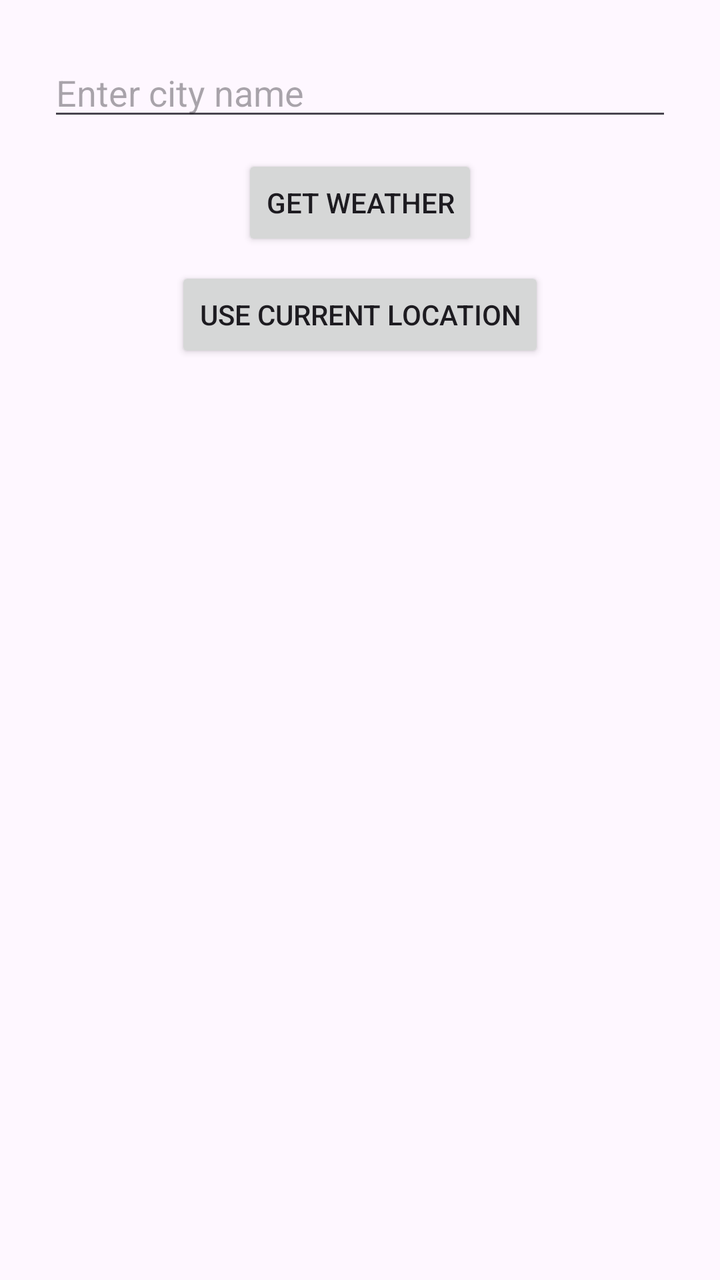
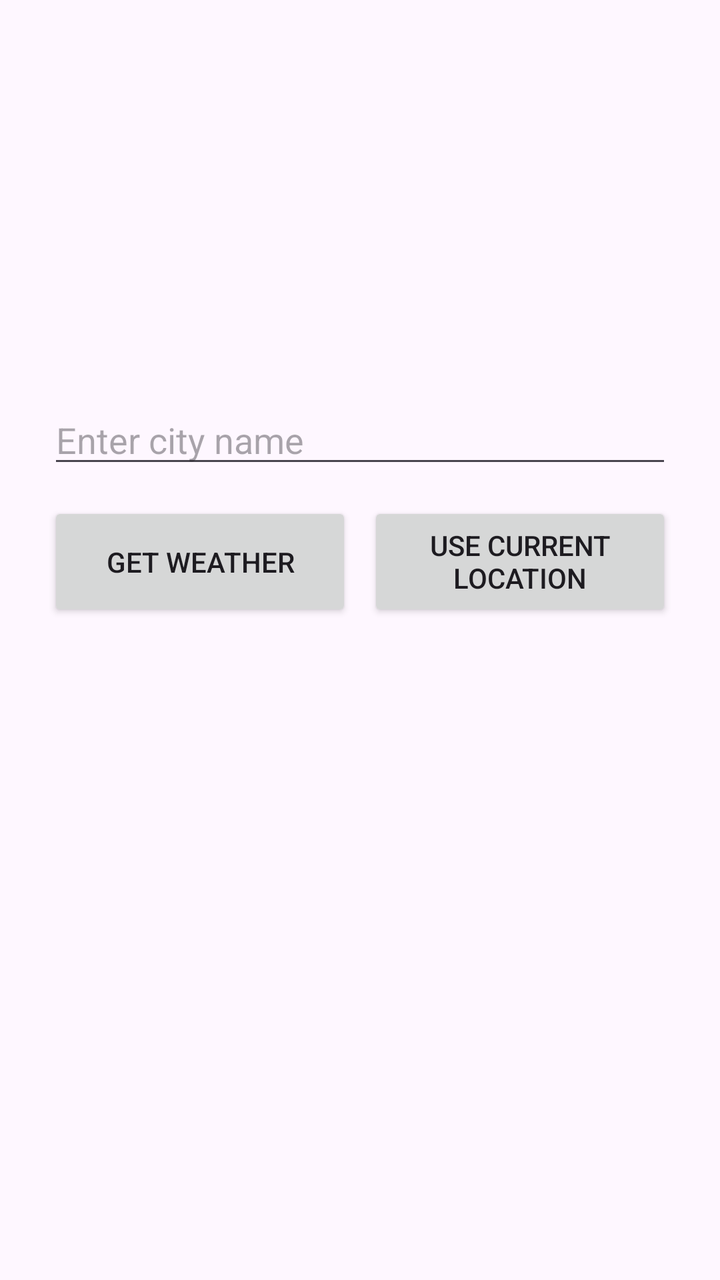

Compare the two renders of this Android layout. The source of the first and the diff that turns it into the second are given below.
<!-- AndroidManifest.xml: application theme Theme.SimpleWeatherApp -->
<!-- res/layout/activity_main.xml -->
<?xml version="1.0" encoding="utf-8"?>
<LinearLayout xmlns:android="http://schemas.android.com/apk/res/android"
    android:id="@+id/main"
    android:layout_width="match_parent"
    android:layout_height="match_parent"
    android:orientation="vertical"
    android:padding="24dp"
    android:gravity="center_horizontal">

    <EditText
        android:id="@+id/etCityName"
        android:layout_width="match_parent"
        android:layout_height="wrap_content"
        android:hint="Enter city name" />

    <Button
        android:id="@+id/btnGetWeather"
        android:layout_width="wrap_content"
        android:layout_height="wrap_content"
        android:layout_marginTop="12dp"
        android:text="Get Weather" />

    
    
    <Button
        android:id="@+id/btnUseLocation"
        android:layout_width="wrap_content"
        android:layout_height="wrap_content"
        android:layout_marginTop="8dp"
        android:text="Use Current Location" />

    <TextView
        android:id="@+id/tvCityResult"
        android:layout_width="wrap_content"
        android:layout_height="wrap_content"
        android:layout_marginTop="24dp"
        android:textSize="20sp"
        android:textStyle="bold" />

    <TextView
        android:id="@+id/tvTemperature"
        android:layout_width="wrap_content"
        android:layout_height="wrap_content"
        android:layout_marginTop="8dp"
        android:textSize="32sp" />

    <TextView
        android:id="@+id/tvDescription"
        android:layout_width="wrap_content"
        android:layout_height="wrap_content"
        android:layout_marginTop="8dp"
        android:textSize="16sp" />

</LinearLayout>
<!-- resources referenced by this layout -->
<resources>
  <style name="Theme.SimpleWeatherApp" parent="Base.Theme.SimpleWeatherApp" />
  <style name="Base.Theme.SimpleWeatherApp" parent="Theme.Material3.DayNight.NoActionBar">
          
          
      </style>
</resources>

<!-- the commit's change to res/layout/activity_main.xml (unified diff, before → after) -->
@@ -5,7 +5,7 @@
     android:layout_height="match_parent"
     android:orientation="vertical"
     android:padding="24dp"
-    android:gravity="center_horizontal">
+    android:gravity="center">
 
     <EditText
         android:id="@+id/etCityName"
@@ -13,21 +13,30 @@
         android:layout_height="wrap_content"
         android:hint="Enter city name" />
 
-    <Button
-        android:id="@+id/btnGetWeather"
-        android:layout_width="wrap_content"
+    
+    <LinearLayout
+        android:layout_width="match_parent"
         android:layout_height="wrap_content"
-        android:layout_marginTop="12dp"
-        android:text="Get Weather" />
+        android:orientation="horizontal"
+        android:layout_marginTop="12dp">
 
-    
-    
-    <Button
-        android:id="@+id/btnUseLocation"
-        android:layout_width="wrap_content"
-        android:layout_height="wrap_content"
-        android:layout_marginTop="8dp"
-        android:text="Use Current Location" />
+        <Button
+            android:id="@+id/btnGetWeather"
+            android:layout_width="0dp"
+            android:layout_height="match_parent"
+            android:layout_weight="1"
+            android:layout_marginEnd="4dp"
+            android:text="Get Weather" />
+
+        <Button
+            android:id="@+id/btnUseLocation"
+            android:layout_width="0dp"
+            android:layout_height="match_parent"
+            android:layout_weight="1"
+            android:layout_marginStart="4dp"
+            android:text="Use Current Location" />
+
+    </LinearLayout>
 
     <TextView
         android:id="@+id/tvCityResult"
